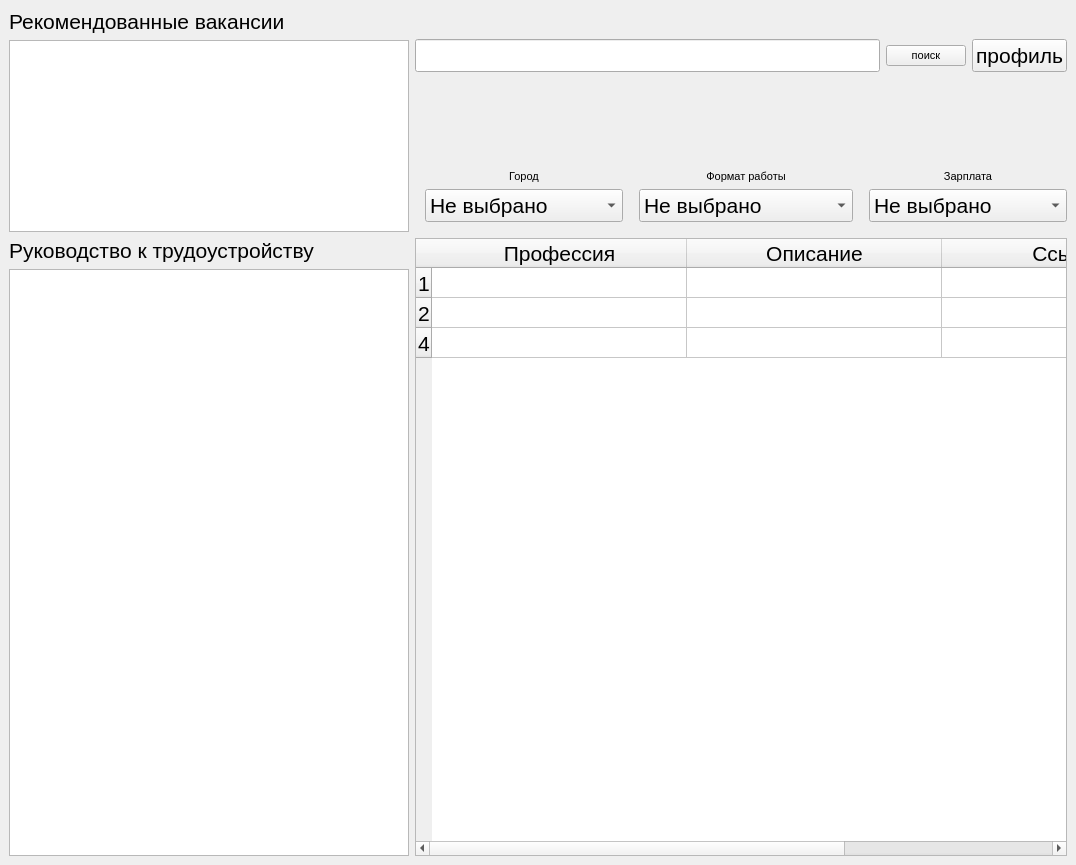
The window that main_win.ui (Yorshik/ITMO-Tinkoff-project) describes before a commit, drawn with Qt 5.
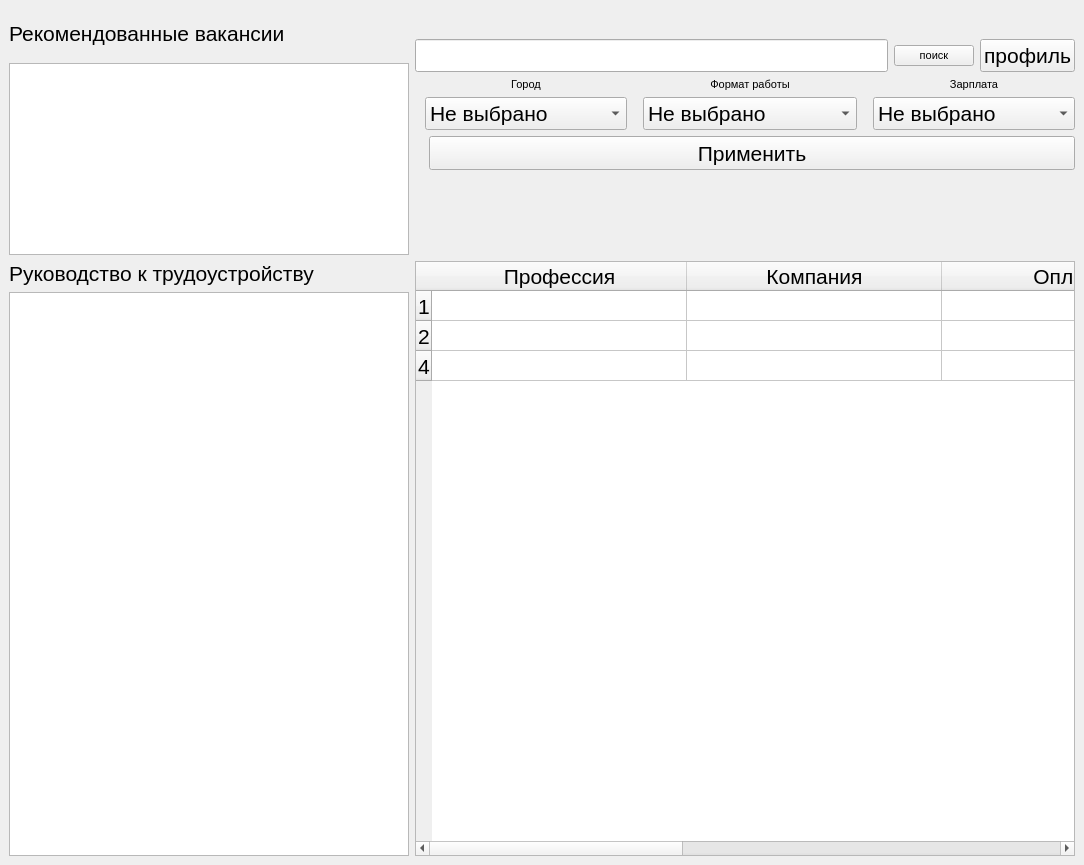
The same window after the commit.

Commit message: Changed new rows in table and added test for about

```diff
--- a/main_win.ui
+++ b/main_win.ui
@@ -6,7 +6,7 @@
    <rect>
     <x>0</x>
     <y>0</y>
-    <width>1076</width>
+    <width>1084</width>
     <height>865</height>
    </rect>
   </property>
@@ -320,6 +320,45 @@
           </item>
          </layout>
         </item>
+        <item>
+         <layout class="QHBoxLayout" name="horizontalLayout_5">
+          <property name="bottomMargin">
+           <number>0</number>
+          </property>
+          <item>
+           <spacer name="horizontalSpacer_3">
+            <property name="orientation">
+             <enum>Qt::Horizontal</enum>
+            </property>
+            <property name="sizeHint" stdset="0">
+             <size>
+              <width>40</width>
+              <height>20</height>
+             </size>
+            </property>
+           </spacer>
+          </item>
+          <item>
+           <widget class="QPushButton" name="save_btn">
+            <property name="sizePolicy">
+             <sizepolicy hsizetype="Maximum" vsizetype="Fixed">
+              <horstretch>0</horstretch>
+              <verstretch>0</verstretch>
+             </sizepolicy>
+            </property>
+            <property name="minimumSize">
+             <size>
+              <width>646</width>
+              <height>34</height>
+             </size>
+            </property>
+            <property name="text">
+             <string>Применить</string>
+            </property>
+           </widget>
+          </item>
+         </layout>
+        </item>
         <item>
          <spacer name="verticalSpacer_2">
           <property name="orientation">
@@ -331,7 +370,7 @@
           <property name="sizeHint" stdset="0">
            <size>
             <width>10</width>
-            <height>10</height>
+            <height>85</height>
            </size>
           </property>
          </spacer>
@@ -406,6 +445,16 @@
           <string>Профессия</string>
          </property>
         </column>
+        <column>
+         <property name="text">
+          <string>Компания</string>
+         </property>
+        </column>
+        <column>
+         <property name="text">
+          <string>Оплата</string>
+         </property>
+        </column>
         <column>
          <property name="text">
           <string>Описание</string>
```
The commit also changes 1 other file.
